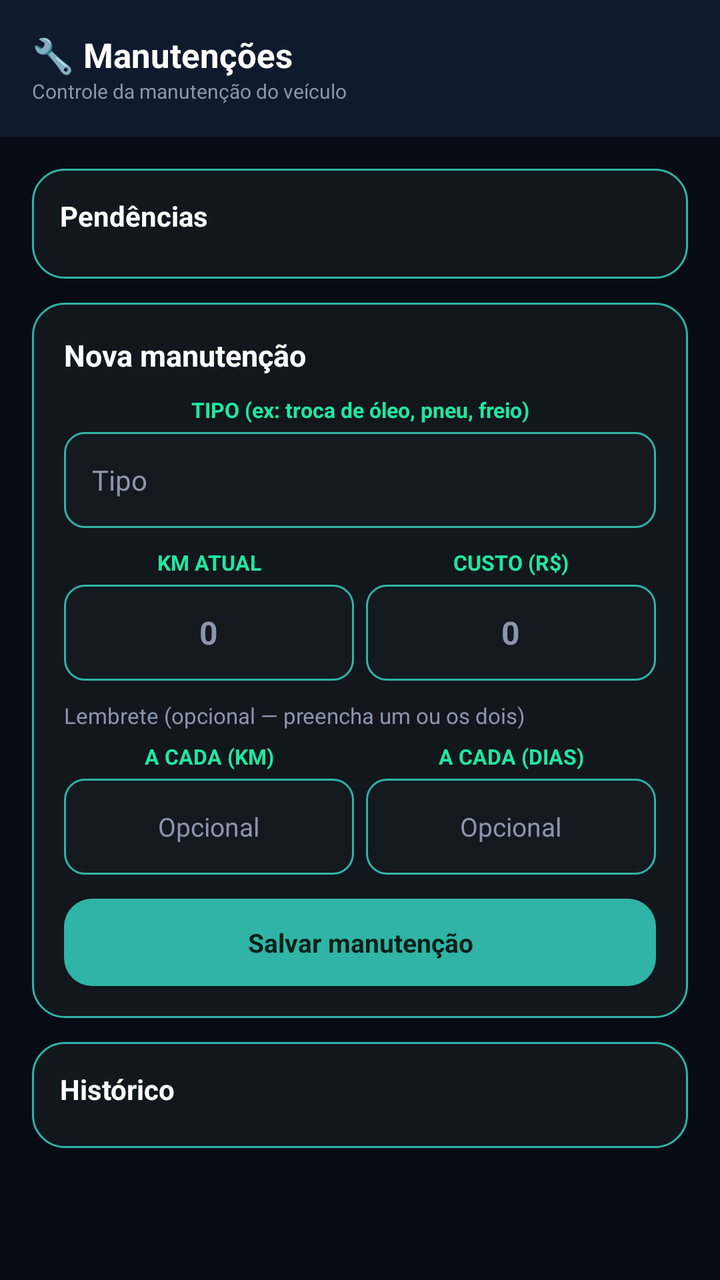
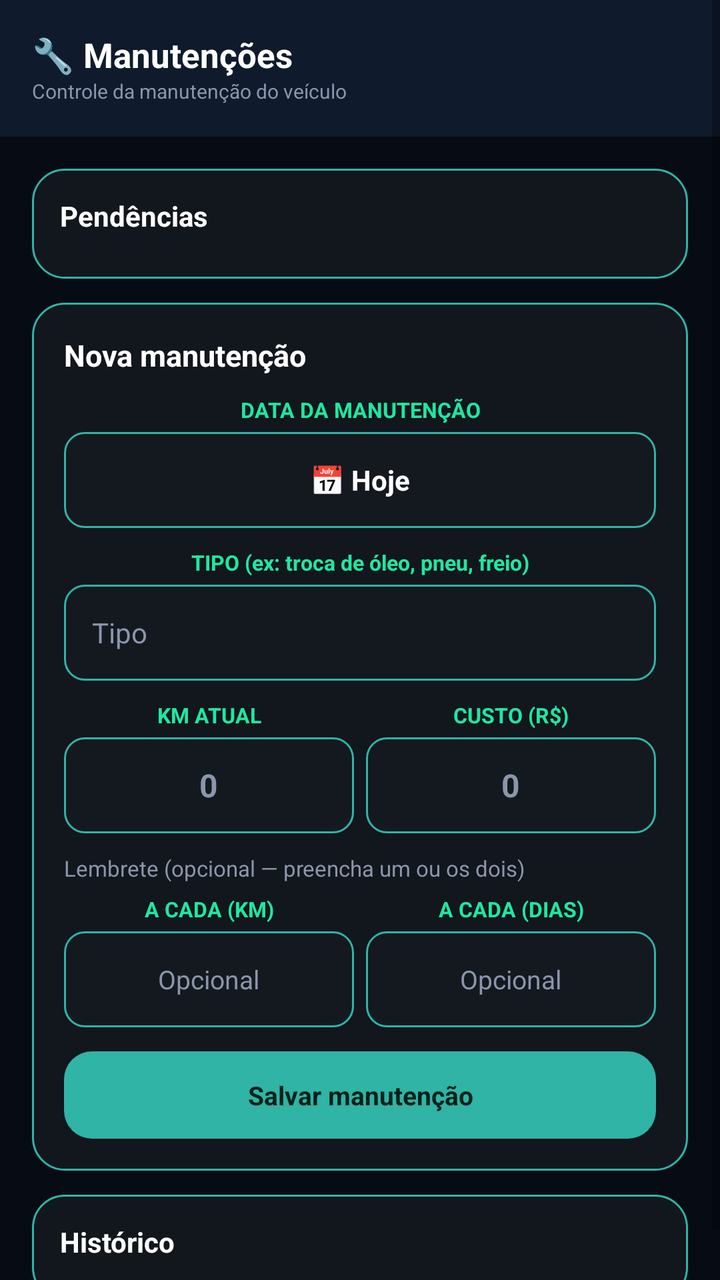

Before-and-after screenshots of an Android layout around one commit, followed by the original layout XML and the change that was made.
<!-- AndroidManifest.xml: application theme Theme.MaterialComponents.DayNight.NoActionBar -->
<!-- res/layout/activity_manutencoes.xml -->
<?xml version="1.0" encoding="utf-8"?>
<ScrollView xmlns:android="http://schemas.android.com/apk/res/android"
    android:layout_width="match_parent"
    android:layout_height="match_parent"
    android:background="#070C14">

    <LinearLayout
        android:layout_width="match_parent"
        android:layout_height="wrap_content"
        android:orientation="vertical">

        <LinearLayout
            android:layout_width="match_parent"
            android:layout_height="wrap_content"
            android:orientation="vertical"
            android:background="#0F1B2D"
            android:padding="16dp"
            android:paddingBottom="18dp">

            <TextView
                android:layout_width="wrap_content"
                android:layout_height="wrap_content"
                android:text="🔧 Manutenções"
                android:textColor="#FFFFFF"
                android:textSize="17sp"
                android:textStyle="bold" />

            <TextView
                android:layout_width="wrap_content"
                android:layout_height="wrap_content"
                android:text="Controle da manutenção do veículo"
                android:textColor="#8B96AC"
                android:textSize="10sp" />
        </LinearLayout>

        <LinearLayout
            android:layout_width="match_parent"
            android:layout_height="wrap_content"
            android:orientation="vertical"
            android:padding="16dp">

            <LinearLayout
                android:layout_width="match_parent"
                android:layout_height="wrap_content"
                android:orientation="vertical"
                android:background="@drawable/bg_card_dark"
                android:padding="14dp"
                android:layout_marginBottom="12dp">

                <TextView
                    android:layout_width="wrap_content"
                    android:layout_height="wrap_content"
                    android:text="Pendências"
                    android:textColor="#FFFFFF"
                    android:textSize="14sp"
                    android:textStyle="bold"
                    android:layout_marginBottom="8dp" />

                <LinearLayout
                    android:id="@+id/containerPendencias"
                    android:layout_width="match_parent"
                    android:layout_height="wrap_content"
                    android:orientation="vertical" />
            </LinearLayout>

            <LinearLayout
                android:layout_width="match_parent"
                android:layout_height="wrap_content"
                android:orientation="vertical"
                android:background="@drawable/bg_card_dark"
                android:padding="16dp"
                android:layout_marginBottom="12dp">

                <TextView
                    android:layout_width="wrap_content"
                    android:layout_height="wrap_content"
                    android:text="Nova manutenção"
                    android:textColor="#FFFFFF"
                    android:textSize="15sp"
                    android:textStyle="bold"
                    android:layout_marginBottom="10dp" />

                <TextView
                    android:layout_width="match_parent"
                    android:layout_height="wrap_content"
                    android:gravity="center"
                    android:text="TIPO (ex: troca de óleo, pneu, freio)"
                    android:textColor="#1FE7A0"
                    android:textSize="10.5sp"
                    android:textStyle="bold"
                    android:paddingBottom="4dp" />
                <EditText
                    android:id="@+id/edtTipoManutencao"
                    android:layout_width="match_parent"
                    android:layout_height="48dp"
                    android:background="@drawable/bg_input_verde"
                    android:paddingStart="14dp"
                    android:paddingEnd="14dp"
                    android:gravity="center_vertical"
                    android:textColor="#FFFFFF"
                    android:textColorHint="#8B96AC"
                    android:hint="Tipo"
                    android:textSize="14sp"
                    android:layout_marginBottom="10dp" />

                <LinearLayout
                    android:layout_width="match_parent"
                    android:layout_height="wrap_content"
                    android:orientation="horizontal"
                    android:layout_marginBottom="10dp">

                    <LinearLayout
                        android:layout_width="0dp"
                        android:layout_height="wrap_content"
                        android:layout_weight="1"
                        android:orientation="vertical"
                        android:layout_marginEnd="6dp">

                        <TextView
                            android:layout_width="match_parent"
                            android:layout_height="wrap_content"
                            android:gravity="center"
                            android:text="KM ATUAL"
                            android:textColor="#1FE7A0"
                            android:textSize="10.5sp"
                            android:textStyle="bold"
                            android:paddingBottom="4dp" />

                        <EditText
                            android:id="@+id/edtKmManutencao"
                            android:layout_width="match_parent"
                            android:layout_height="48dp"
                            android:background="@drawable/bg_input_verde"
                            android:gravity="center"
                            android:textColor="#FFFFFF"
                            android:textColorHint="#8B96AC"
                            android:hint="0"
                            android:textSize="16sp"
                            android:textStyle="bold"
                            android:inputType="numberDecimal" />
                    </LinearLayout>

                    <LinearLayout
                        android:layout_width="0dp"
                        android:layout_height="wrap_content"
                        android:layout_weight="1"
                        android:orientation="vertical">

                        <TextView
                            android:layout_width="match_parent"
                            android:layout_height="wrap_content"
                            android:gravity="center"
                            android:text="CUSTO (R$)"
                            android:textColor="#1FE7A0"
                            android:textSize="10.5sp"
                            android:textStyle="bold"
                            android:paddingBottom="4dp" />

                        <EditText
                            android:id="@+id/edtCustoManutencao"
                            android:layout_width="match_parent"
                            android:layout_height="48dp"
                            android:background="@drawable/bg_input_verde"
                            android:gravity="center"
                            android:textColor="#FFFFFF"
                            android:textColorHint="#8B96AC"
                            android:hint="0"
                            android:textSize="16sp"
                            android:textStyle="bold"
                            android:inputType="numberDecimal" />
                    </LinearLayout>
                </LinearLayout>

                <TextView
                    android:layout_width="wrap_content"
                    android:layout_height="wrap_content"
                    android:text="Lembrete (opcional — preencha um ou os dois)"
                    android:textColor="#8B96AC"
                    android:textSize="11sp"
                    android:layout_marginBottom="6dp" />

                <LinearLayout
                    android:layout_width="match_parent"
                    android:layout_height="wrap_content"
                    android:orientation="horizontal"
                    android:layout_marginBottom="12dp">

                    <LinearLayout
                        android:layout_width="0dp"
                        android:layout_height="wrap_content"
                        android:layout_weight="1"
                        android:orientation="vertical"
                        android:layout_marginEnd="6dp">

                        <TextView
                            android:layout_width="match_parent"
                            android:layout_height="wrap_content"
                            android:gravity="center"
                            android:text="A CADA (KM)"
                            android:textColor="#1FE7A0"
                            android:textSize="10.5sp"
                            android:textStyle="bold"
                            android:paddingBottom="4dp" />

                        <EditText
                            android:id="@+id/edtIntervaloKm"
                            android:layout_width="match_parent"
                            android:layout_height="48dp"
                            android:background="@drawable/bg_input_verde"
                            android:gravity="center"
                            android:textColor="#FFFFFF"
                            android:textColorHint="#8B96AC"
                            android:hint="Opcional"
                            android:textSize="13sp"
                            android:inputType="numberDecimal" />
                    </LinearLayout>

                    <LinearLayout
                        android:layout_width="0dp"
                        android:layout_height="wrap_content"
                        android:layout_weight="1"
                        android:orientation="vertical">

                        <TextView
                            android:layout_width="match_parent"
                            android:layout_height="wrap_content"
                            android:gravity="center"
                            android:text="A CADA (DIAS)"
                            android:textColor="#1FE7A0"
                            android:textSize="10.5sp"
                            android:textStyle="bold"
                            android:paddingBottom="4dp" />

                        <EditText
                            android:id="@+id/edtIntervaloDias"
                            android:layout_width="match_parent"
                            android:layout_height="48dp"
                            android:background="@drawable/bg_input_verde"
                            android:gravity="center"
                            android:textColor="#FFFFFF"
                            android:textColorHint="#8B96AC"
                            android:hint="Opcional"
                            android:textSize="13sp"
                            android:inputType="number" />
                    </LinearLayout>
                </LinearLayout>

                <TextView
                    android:id="@+id/btnSalvarManutencao"
                    android:layout_width="match_parent"
                    android:layout_height="wrap_content"
                    android:background="@drawable/bg_cta_start"
                    android:padding="13dp"
                    android:gravity="center"
                    android:text="Salvar manutenção"
                    android:textColor="#052018"
                    android:textSize="13sp"
                    android:textStyle="bold"
                    android:clickable="true"
                    android:focusable="true" />
            </LinearLayout>

            <LinearLayout
                android:layout_width="match_parent"
                android:layout_height="wrap_content"
                android:orientation="vertical"
                android:background="@drawable/bg_card_dark"
                android:padding="14dp">

                <TextView
                    android:layout_width="wrap_content"
                    android:layout_height="wrap_content"
                    android:text="Histórico"
                    android:textColor="#FFFFFF"
                    android:textSize="14sp"
                    android:textStyle="bold"
                    android:layout_marginBottom="6dp" />

                <LinearLayout
                    android:id="@+id/containerHistoricoManutencoes"
                    android:layout_width="match_parent"
                    android:layout_height="wrap_content"
                    android:orientation="vertical" />
            </LinearLayout>

        </LinearLayout>
    </LinearLayout>
</ScrollView>
<!-- resources referenced by this layout -->
<resources>
  <!-- drawable bg_card_dark (drawable) -->
  <?xml version="1.0" encoding="utf-8"?>
  <shape xmlns:android="http://schemas.android.com/android/res/android" android:shape="rectangle">
      <solid android:color="#12161D" />
      <stroke android:width="1dp" android:color="#2FB4A6" />
      <corners android:radius="16dp" />
  </shape>
  <!-- drawable bg_cta_start (drawable) -->
  <?xml version="1.0" encoding="utf-8"?>
  <shape xmlns:android="http://schemas.android.com/apk/res/android" android:shape="rectangle">
      <solid android:color="#2FB4A6" />
      <corners android:radius="14dp" />
  </shape>
  <!-- drawable bg_input_verde (drawable) -->
  <?xml version="1.0" encoding="utf-8"?>
  <shape xmlns:android="http://schemas.android.com/apk/res/android" android:shape="rectangle">
      <solid android:color="#141920" />
      <stroke android:width="1dp" android:color="#2FB4A6" />
      <corners android:radius="10dp" />
  </shape>
</resources>

<!-- the commit's change to res/layout/activity_manutencoes.xml (unified diff, before → after) -->
@@ -84,6 +84,29 @@
                     android:layout_width="match_parent"
                     android:layout_height="wrap_content"
                     android:gravity="center"
+                    android:text="DATA DA MANUTENÇÃO"
+                    android:textColor="#1FE7A0"
+                    android:textSize="10.5sp"
+                    android:textStyle="bold"
+                    android:paddingBottom="4dp" />
+                <TextView
+                    android:id="@+id/btnEscolherDataManutencao"
+                    android:layout_width="match_parent"
+                    android:layout_height="48dp"
+                    android:background="@drawable/bg_input_verde"
+                    android:gravity="center"
+                    android:text="📅 Hoje"
+                    android:textColor="#FFFFFF"
+                    android:textSize="14sp"
+                    android:textStyle="bold"
+                    android:layout_marginBottom="10dp"
+                    android:clickable="true"
+                    android:focusable="true" />
+
+                <TextView
+                    android:layout_width="match_parent"
+                    android:layout_height="wrap_content"
+                    android:gravity="center"
                     android:text="TIPO (ex: troca de óleo, pneu, freio)"
                     android:textColor="#1FE7A0"
                     android:textSize="10.5sp"
